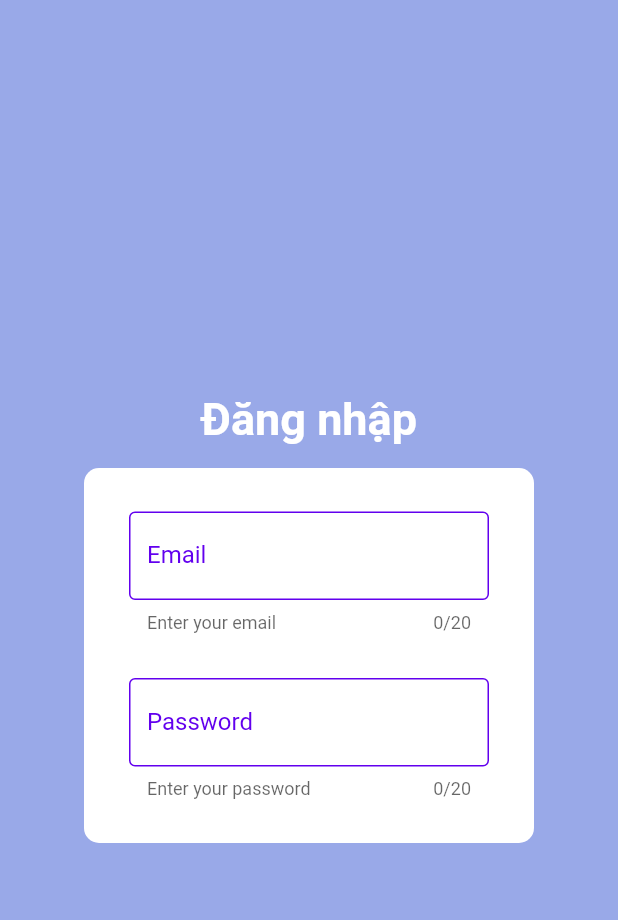
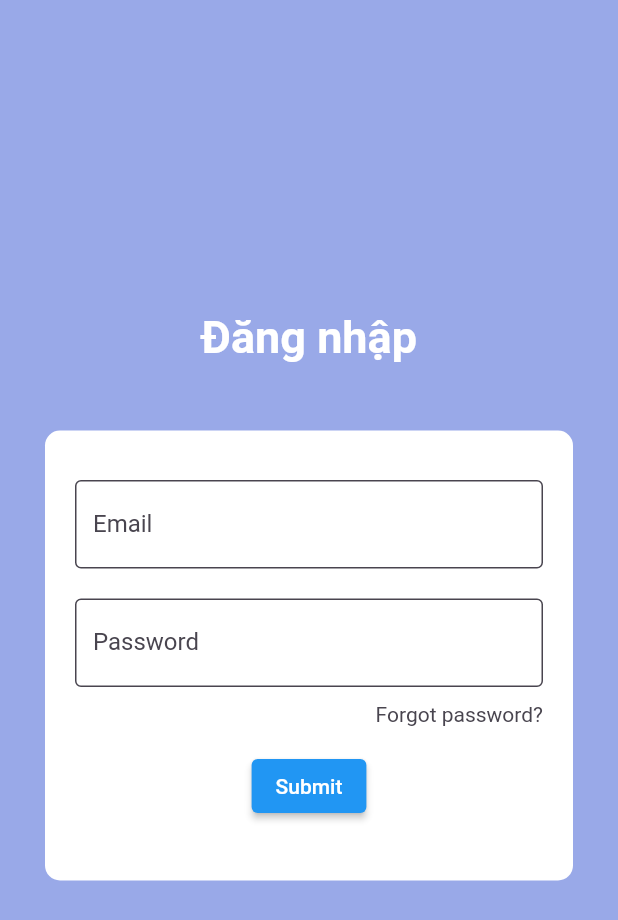
Before and after one commit to nightowls19vp/nyp19vp-fe-mb, a Flutter app: the screen it shows after launch, on a phone screen of 412 x 824 dp. Shown: the top 920 px of the screen. Run offline on Flutter 3.47's test engine with Material 2 defaults, Android fonts, the phone set to English and light mode, and no system bars; our stand-ins replace form_field_validator.

Commit message:
Create text field component

```diff
--- /dev/null
+++ b/lib/login/components/text_field.dart
@@ -0,0 +1,85 @@
+import 'package:flutter/material.dart';
+import 'package:form_field_validator/form_field_validator.dart';
+
+class CustomTextField extends StatefulWidget {
+  final String label;
+  CustomTextField({super.key, required this.label});
+
+  @override
+  State<CustomTextField> createState() => _CustomTextFieldState();
+}
+
+class _CustomTextFieldState extends State<CustomTextField> {
+  late bool _show = false;
+  bool _obscureText = true;
+  final TextEditingController _controller = new TextEditingController();
+
+  MultiValidator validatorResult(String label) {
+    var validator;
+    if (label == 'Email') {
+      validator = MultiValidator([
+        RequiredValidator(errorText: "Please enter your email"),
+        EmailValidator(errorText: "Enter valid email")
+      ]);
+    } else if (label == 'Password') {
+      validator = MultiValidator([
+        RequiredValidator(errorText: "Please enter your password"),
+        MinLengthValidator(6,
+            errorText: "Password should be at least 6 characters"),
+        MaxLengthValidator(15,
+            errorText: "Password should not be greater than 15 characters"),
+      ]);
+    }
+
+    return validator;
+  }
+
+  @override
+  Widget build(BuildContext context) {
+    return TextFormField(
+      // initialValue: 'Input your email',\
+      onChanged: (value) {
+        if (value.isNotEmpty) {
+          setState(() {
+            _show = true;
+          });
+        } else {
+          setState(() {
+            _show = false;
+          });
+        }
+      },
+      controller: _controller,
+      validator: validatorResult(widget.label),
+      obscureText: widget.label == 'Password' ? _obscureText : !_obscureText,
+      decoration: InputDecoration(
+        labelText: widget.label,
+        labelStyle: TextStyle(
+          color: Color(0xFF49454F),
+        ),
+        hintText: widget.label == 'Email' ? 'email@xyz.com' : '',
+        suffixIcon: _show
+            ? IconButton(
+                onPressed: () {
+                  if (widget.label == 'Password') {
+                    setState(() {
+                      _obscureText = !_obscureText;
+                    });
+                  } else {
+                    _controller.clear();
+                  }
+                },
+                icon: widget.label == 'Password'
+                    ? (_obscureText
+                        ? Icon(Icons.visibility_off)
+                        : Icon(Icons.visibility))
+                    : Icon(Icons.clear),
+              )
+            : null,
+        enabledBorder: OutlineInputBorder(
+          borderSide: BorderSide(color: Color(0xFF49454F)),
+        ),
+      ),
+    );
+  }
+}
--- a/lib/main.dart
+++ b/lib/main.dart
@@ -1,4 +1,7 @@
 import 'package:flutter/material.dart';
+import 'package:form_field_validator/form_field_validator.dart';
+
+import 'login/components/text_field.dart';
 
 void main() => runApp(MyApp());
 
@@ -19,19 +22,23 @@ class MyHomePage extends StatefulWidget {
 }
 
 class _MyHomePageState extends State<MyHomePage> {
-  late final TextEditingController emailController = TextEditingController()
-    ..addListener(() {
-      if (emailController.text.isEmpty) {
-        setState(() {});
-      }
-    });
+  // late final TextEditingController emailController = TextEditingController()
+  //   ..addListener(() {
+  //     if (emailController.text.isEmpty) {
+  //       setState(() {});
+  //     }
+  //   });
 
-  late final TextEditingController pwdController = TextEditingController()
-    ..addListener(() {
-      if (pwdController.text.isEmpty) {
-        setState(() {});
-      }
-    });
+  // late final TextEditingController pwdController = TextEditingController()
+  //   ..addListener(() {
+  //     if (pwdController.text.isEmpty) {
+  //       setState(() {});
+  //     }
+  //   });
+
+  final _formKey = GlobalKey<FormState>();
+
+  late bool show = false;
 
   Widget build(BuildContext context) {
     return Scaffold(
@@ -48,66 +55,63 @@ class _MyHomePageState extends State<MyHomePage> {
                       fontSize: 30,
                       fontWeight: FontWeight.bold)),
             ),
-            Container(
-              height: 250,
-              width: 300,
+            Padding(
+              padding: const EdgeInsets.all(30.0),
+              child: Container(
+                  height: 300,
+                  width: 500,
                   decoration: BoxDecoration(
                     color: Colors.white,
                     borderRadius: BorderRadius.circular(10),
                   ),
+                  child: Form(
+                    key: _formKey,
                     child: Column(
                         mainAxisAlignment: MainAxisAlignment.center,
                         children: [
                           Padding(
                               padding: EdgeInsets.only(
-                            left: 30.0, top: 15.0, right: 30.0, bottom: 15.0),
-                        child: TextFormField(
-                          // initialValue: 'Input your email',\
-                          controller: emailController,
-                          maxLength: 20,
-                          decoration: InputDecoration(
-                            labelText: 'Email',
-                            hintText: 'email@xyz.com',
-                            labelStyle: TextStyle(
-                              color: Color(0xFF6200EE),
-                            ),
-                            helperText: 'Enter your email',
-                            suffixIcon: emailController.text.isEmpty
-                                ? null
-                                : IconButton(
-                                    onPressed: () {},
-                                    icon: Icon(Icons.clear),
-                                  ),
-                            enabledBorder: OutlineInputBorder(
-                              borderSide: BorderSide(color: Color(0xFF6200EE)),
+                                  left: 20.0,
+                                  top: 10.0,
+                                  right: 20.0,
+                                  bottom: 10.0),
+                              child: CustomTextField(label: 'Email')),
+                          Padding(
+                              padding: EdgeInsets.only(
+                                  left: 20.0,
+                                  top: 10.0,
+                                  right: 20.0,
+                                  bottom: 10.0),
+                              child: CustomTextField(label: 'Password')),
+                          Align(
+                            alignment: Alignment.centerRight,
+                            child: Padding(
+                              padding: const EdgeInsets.only(right: 20.0),
+                              child: Text(
+                                'Forgot password?',
+                                style: TextStyle(color: Color(0xFF49454F)),
                               ),
                             ),
-                        )),
+                          ),
                           Padding(
-                        padding: EdgeInsets.only(
-                            left: 30.0, top: 15.0, right: 30.0, bottom: 15.0),
-                        child: TextFormField(
-                          // initialValue: 'Input text',
-                          controller: pwdController,
-                          maxLength: 20,
-                          decoration: InputDecoration(
-                            labelText: 'Password',
-                            labelStyle: TextStyle(
-                              color: Color(0xFF6200EE),
-                            ),
-                            helperText: 'Enter your password',
-                            suffixIcon: pwdController.text.isEmpty
-                                ? null
-                                : IconButton(
-                                    onPressed: () {},
-                                    icon: Icon(Icons.clear),
-                                  ),
-                            enabledBorder: OutlineInputBorder(
-                              borderSide: BorderSide(color: Color(0xFF6200EE)),
+                            padding: const EdgeInsets.symmetric(vertical: 16.0),
+                            child: ElevatedButton(
+                              onPressed: () {
+                                // Validate returns true if the form is valid, or false otherwise.
+                                if (_formKey.currentState!.validate()) {
+                                  // If the form is valid, display a snackbar. In the real world,
+                                  // you'd often call a server or save the information in a database.
+                                  ScaffoldMessenger.of(context).showSnackBar(
+                                    const SnackBar(
+                                        content: Text('Processing Data')),
+                                  );
+                                }
+                              },
+                              child: const Text('Submit'),
                             ),
                           ),
+                        ]),
                   )),
-                  ]),
             ),
           ],
         )));
```
Also changed, not shown: pubspec.yaml (+4 -4 lines), pubspec.lock. Lines whose indentation alone changed are shown as unchanged.
